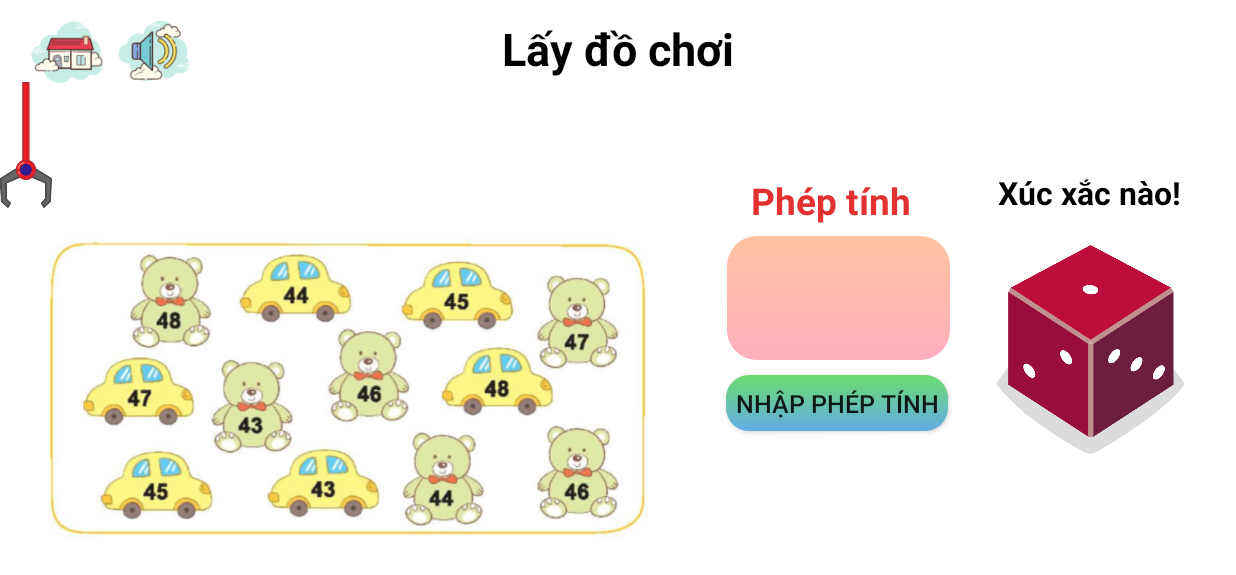
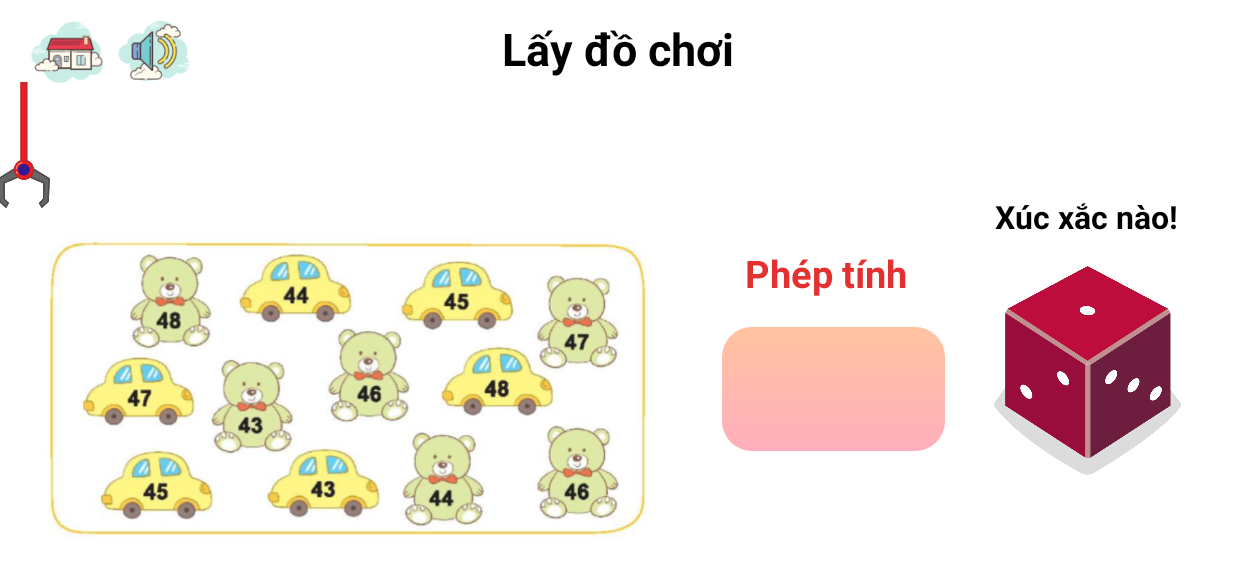
Before and after one commit to rakadin/MathDices_DATN, an Android app: the Toy_Machine_Activity screen opened directly, with no data from a screen before it, on a phone screen of 824 x 412 dp (held sideways). Shown: the top 575 px of the screen. Run offline under Robolectric (Android 15) with nearby library versions, the phone set to English and light mode, and no system bars.

Commit message:
ticket_11: modify toy machine game

```diff
--- a/app/src/main/java/com/example/mathdices/part2/game_acitivity/Toy_Machine_Activity.java
+++ b/app/src/main/java/com/example/mathdices/part2/game_acitivity/Toy_Machine_Activity.java
@@ -16,6 +16,7 @@ import android.widget.TextView;
 import android.widget.Toast;
 
 import com.example.mathdices.R;
+import com.example.mathdices.RollDiceController;
 import com.example.mathdices.SoundControl;
 import com.example.mathdices.part2.Part2_Homepage_Activity;
 import com.example.mathdices.Gif_PopUp_Controller;
@@ -26,18 +27,17 @@ import com.example.mathdices.utils.Utils;
 import pl.droidsonroids.gif.GifImageView;
 
 public class Toy_Machine_Activity extends AppCompatActivity {
-    ImageButton soundBut,homeBut,diceBut;
-    Button mathBut;
-    TextView question;
-    GifImageView claw;
-    Gif_PopUp_Controller gif_popUp_controller = new Gif_PopUp_Controller();
-    SoundControl soundControl = new SoundControl();
-    Toy_Machine_Controller controller = new Toy_Machine_Controller();
-    int diceNumFinal =0;
-    int count =0;
-    Dialog dialog;
-    ImageButton toy_1,toy_2,toy_3,toy_4,toy_5,toy_6,toy_7,toy_8,toy_9,toy_10,toy_11,toy_12;
-    int ans =0;
+    private ImageButton soundBut,homeBut,diceBut;
+    private TextView question;
+    private GifImageView claw;
+    private Gif_PopUp_Controller gif_popUp_controller = new Gif_PopUp_Controller();
+    private SoundControl soundControl = new SoundControl();
+    private Toy_Machine_Controller controller = new Toy_Machine_Controller();
+    private int diceNumFinal =0;
+    private int count =0;
+    private Dialog dialog;
+    private ImageButton toy_1,toy_2,toy_3,toy_4,toy_5,toy_6,toy_7,toy_8,toy_9,toy_10,toy_11,toy_12;
+    private int ans =0;
     @Override
     protected void onCreate(Bundle savedInstanceState) {
         super.onCreate(savedInstanceState);
@@ -47,11 +47,34 @@ public class Toy_Machine_Activity extends AppCompatActivity {
         homeBut = findViewById(R.id.homeBut);
         diceBut = findViewById(R.id.dice);
         claw = findViewById(R.id.claw_gif);
-        mathBut = findViewById(R.id.mathBut);
         question = findViewById(R.id.questionText);
         Animation animation_claw = AnimationUtils.loadAnimation(this, R.anim.animation_claw);
         claw.setAnimation(animation_claw);
         getToyID();
+        setHomeBut();
+        rollDice();
+        // set sound but func
+        soundControl.OnOffFun(Toy_Machine_Activity.this,soundBut);
+    }
+    void getToyID()
+    {
+        toy_1 = findViewById(R.id.toy_1);
+        toy_2 = findViewById(R.id.toy_2);
+        toy_3 = findViewById(R.id.toy_3);
+        toy_4 = findViewById(R.id.toy_4);
+        toy_5 = findViewById(R.id.toy_5);
+        toy_6 = findViewById(R.id.toy_6);
+        toy_7 = findViewById(R.id.toy_7);
+        toy_8 = findViewById(R.id.toy_8);
+        toy_9 = findViewById(R.id.toy_9);
+        toy_10 = findViewById(R.id.toy_10);
+        toy_11 = findViewById(R.id.toy_11);
+        toy_12 = findViewById(R.id.toy_12);
+    }
+
+    @Override
+    protected void onResume() {
+        super.onResume();
         ImageButton toys[] ={ toy_1,toy_2,toy_3,toy_4,toy_5,toy_6,toy_7,toy_8,toy_9,toy_10,toy_11,toy_12};
         ImageButton toys2[] ={ toy_1,toy_2,toy_3,toy_4,toy_5,toy_6,toy_7,toy_8,toy_9,toy_10,toy_11,toy_12};
         // clicking toys
@@ -103,56 +126,16 @@ public class Toy_Machine_Activity extends AppCompatActivity {
                             }
                         });
                     }
-
-
                 }
             });
         }
-        setHomeBut();
-        rollDice();
-        setMathBut();
-        // set sound but func
-        soundControl.OnOffFun(Toy_Machine_Activity.this,soundBut);
     }
-    void getToyID()
-    {
-        toy_1 = findViewById(R.id.toy_1);
-        toy_2 = findViewById(R.id.toy_2);
-        toy_3 = findViewById(R.id.toy_3);
-        toy_4 = findViewById(R.id.toy_4);
-        toy_5 = findViewById(R.id.toy_5);
-        toy_6 = findViewById(R.id.toy_6);
-        toy_7 = findViewById(R.id.toy_7);
-        toy_8 = findViewById(R.id.toy_8);
-        toy_9 = findViewById(R.id.toy_9);
-        toy_10 = findViewById(R.id.toy_10);
-        toy_11 = findViewById(R.id.toy_11);
-        toy_12 = findViewById(R.id.toy_12);
-    }
+
     void winner()
     {
         Intent intent = new Intent();
         intent.setClass(Toy_Machine_Activity.this, Winning_activity_toy_machine.class);
         startActivity(intent);
-    }
-    //math but func
-    void setMathBut()
-    {
-        mathBut.setOnClickListener(new View.OnClickListener() {
-            @Override
-            public void onClick(View view) {
-                if(diceNumFinal ==0)// make sure roll the dice first
-                {
-                    Toast.makeText(view.getContext(),"Bạn cần xúc xắc trước đã!",Toast.LENGTH_LONG).show();
-                }
-                else
-                {
-                    question.setText("49-"+diceNumFinal);
-                    ans = 49-diceNumFinal;
-                }
-
-            }
-        });
     }
     // home button func
     void setHomeBut()
@@ -174,18 +157,13 @@ public class Toy_Machine_Activity extends AppCompatActivity {
         diceBut.setOnClickListener(new View.OnClickListener() {
             @Override
             public void onClick(View view) {
-                int images[] = {R.drawable.dice_1,R.drawable.dice_2,R.drawable.dice_3,R.drawable.dice_4,R.drawable.dice_5,R.drawable.dice_6};
-                int sec = 1;
-                for (int j = 0 ; j < 7;j++){
-                    Utils.delay(sec, () -> {
-                        soundControl.RollSoundFun(Toy_Machine_Activity.this);
-                        diceNumFinal = (int) (Math.random() * 6 + 1);
-                        diceBut.setImageResource(images[diceNumFinal-1]);
-                    });
-                }
-
+                RollDiceController rollDiceController = new RollDiceController();
+                diceNumFinal = rollDiceController.rollTheSixDice(diceBut, view.getContext(), dialog);
+                Utils.delay(30, () -> {
+                    question.setText("49-"+diceNumFinal);
+                    ans = 49-diceNumFinal;
+                });
             }
-
         });
 
         // end roll
--- a/app/src/main/res/layout/ativity_toy_machine.xml
+++ b/app/src/main/res/layout/ativity_toy_machine.xml
@@ -106,10 +106,10 @@
         app:layout_constraintBottom_toBottomOf="parent"
         app:layout_constraintEnd_toEndOf="parent"
         app:layout_constraintHeight_percent="0.08"
-        app:layout_constraintHorizontal_bias="0.524"
+        app:layout_constraintHorizontal_bias="0.521"
         app:layout_constraintStart_toEndOf="@+id/textView9"
         app:layout_constraintTop_toTopOf="parent"
-        app:layout_constraintVertical_bias="0.235"
+        app:layout_constraintVertical_bias="0.281"
         app:layout_constraintWidth_percent="0.15"
 
         tools:ignore="HardcodedText" />
@@ -149,27 +149,12 @@
         app:layout_constraintBottom_toBottomOf="parent"
         app:layout_constraintEnd_toEndOf="parent"
         app:layout_constraintHeight_percent="0.1"
-        app:layout_constraintHorizontal_bias="0.11"
+        app:layout_constraintHorizontal_bias="0.095"
         app:layout_constraintStart_toEndOf="@+id/imageView4"
         app:layout_constraintTop_toTopOf="parent"
-        app:layout_constraintVertical_bias="0.305"
+        app:layout_constraintVertical_bias="0.435"
         app:layout_constraintWidth_percent="0.17" />
-    <Button
-        android:id="@+id/mathBut"
-        android:layout_width="0dp"
-        android:layout_height="0dp"
-        android:autoSizeTextType="uniform"
-        android:background="@drawable/rounded_move_button"
-        android:padding="5dp"
-        android:text="Nhập phép tính"
-        app:layout_constraintBottom_toBottomOf="parent"
-        app:layout_constraintEnd_toEndOf="parent"
-        app:layout_constraintHeight_percent="0.09"
-        app:layout_constraintHorizontal_bias="0.112"
-        app:layout_constraintStart_toEndOf="@+id/imageView4"
-        app:layout_constraintTop_toBottomOf="@+id/questionText"
-        app:layout_constraintVertical_bias="0.076"
-        app:layout_constraintWidth_percent="0.18" />
+
     <TextView
         android:id="@+id/questionText"
         android:layout_width="0dp"
@@ -185,10 +170,10 @@
         app:layout_constraintBottom_toBottomOf="parent"
         app:layout_constraintEnd_toEndOf="parent"
         app:layout_constraintHeight_percent="0.20"
-        app:layout_constraintHorizontal_bias="0.128"
+        app:layout_constraintHorizontal_bias="0.111"
         app:layout_constraintStart_toEndOf="@+id/imageView4"
         app:layout_constraintTop_toBottomOf="@+id/textView9"
-        app:layout_constraintVertical_bias="0.025"
+        app:layout_constraintVertical_bias="0.202"
         app:layout_constraintWidth_percent="0.18" />
 
     <ImageButton
```
